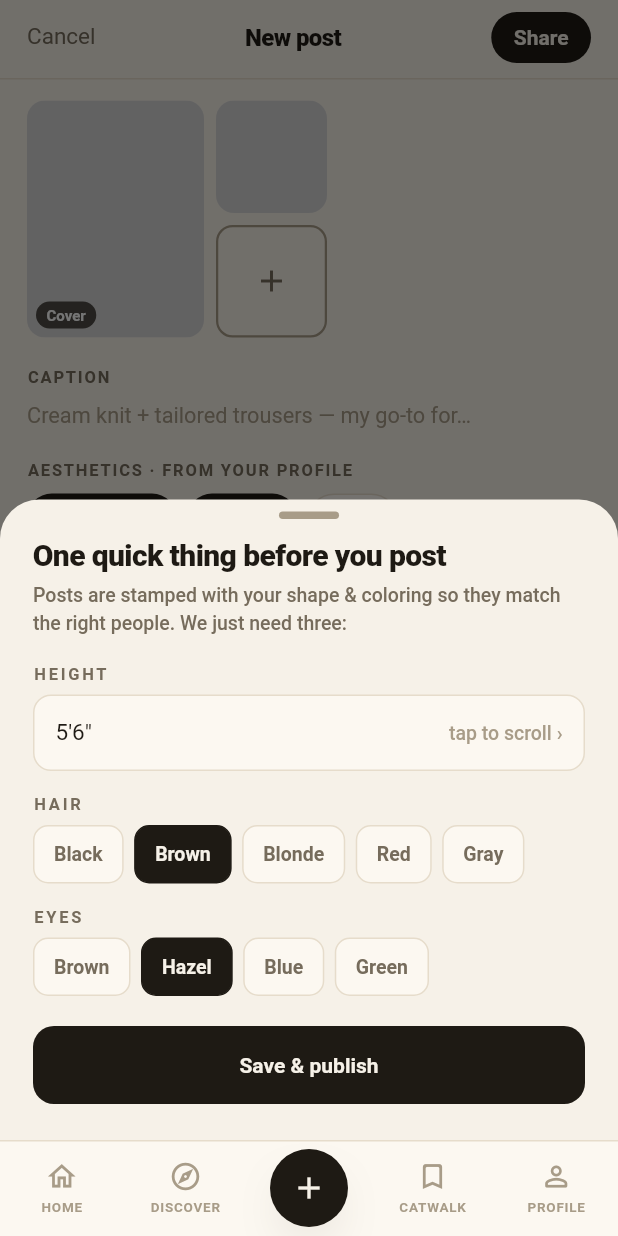
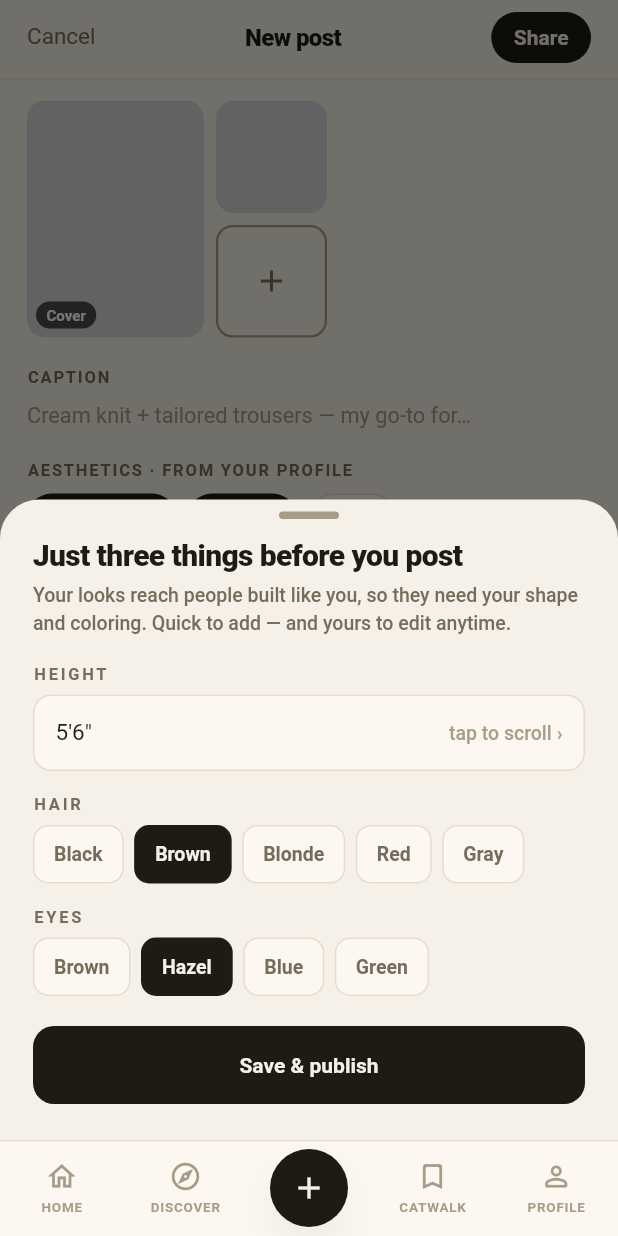
Before and after one commit to Akash9179/Viele, a Flutter app: the PostComposeScreen screen opened by its route, after a tap on "Share", on a phone screen of 412 x 824 dp. Run offline on Flutter 3.47's test engine with Material 3 defaults, Android fonts, the phone set to English and light mode, and no system bars; drawn by our look-alikes of cached_network_image; our stand-ins replace flutter_riverpod, go_router; network calls fail.

Commit message:
polish(app): redesign Account screen + copy pass across screens
- Account onboarding screen: replace empty void with a photography-forward
  outfit grid (soft bottom fade) + tightened headline/subtitle
- Copy fixes (remove dev-speak, warm + plain voice):
  * Post visibility: drop "v1" -> "Anyone can discover this look…"
  * Post gate: "stamped" -> warmer, edit-anytime framing
  * Wow toast: "Tap a look to save it / Free — no account needed yet"
  * Discover/Catwalk coming-soon copy rewritten
- analyze clean, smoke test passing, iOS sim verified

Co-Authored-By: Claude Opus 4.8 (1M context) <noreply@anthropic.com>

```diff
--- a/app/lib/features/catwalk/presentation/catwalk_screen.dart
+++ b/app/lib/features/catwalk/presentation/catwalk_screen.dart
@@ -8,9 +8,9 @@ class CatwalkScreen extends StatelessWidget {
   @override
   Widget build(BuildContext context) {
     return const PlaceholderScreen(
-      title: 'Catwalk',
-      subtitle: 'Showcase looks are coming in a later version.',
-      icon: Icons.bookmark_outline_rounded,
+      title: 'Catwalk is on the way',
+      subtitle: 'A runway of standout looks from people built like you. Coming soon.',
+      icon: Icons.auto_awesome_outlined,
     );
   }
 }
--- a/app/lib/features/discover/presentation/discover_screen.dart
+++ b/app/lib/features/discover/presentation/discover_screen.dart
@@ -9,8 +9,8 @@ class DiscoverScreen extends StatelessWidget {
   @override
   Widget build(BuildContext context) {
     return const PlaceholderScreen(
-      title: 'Discover',
-      subtitle: 'Swipe-to-explore is coming in a later version.',
+      title: 'Discover is on the way',
+      subtitle: 'Swipe through looks picked for you, one at a time. Coming soon.',
       icon: Icons.explore_outlined,
     );
   }
--- a/app/lib/features/post/presentation/post_compose_screen.dart
+++ b/app/lib/features/post/presentation/post_compose_screen.dart
@@ -105,7 +105,7 @@ class PostComposeScreen extends StatelessWidget {
                             Text('Public',
                                 style: t.bodyLarge?.copyWith(
                                     fontWeight: FontWeight.w700, fontSize: 14)),
-                            Text('Anyone can discover this — that\'s how matching works in v1.',
+                            Text('Anyone can discover this look — it\'s how we match you to people like you.',
                                 style: t.bodySmall),
                           ],
                         ),
@@ -317,11 +317,11 @@ void _openPostGate(BuildContext context) {
                         borderRadius: BorderRadius.circular(3))),
               ),
               const SizedBox(height: 14),
-              Text('One quick thing before you post',
+              Text('Just three things before you post',
                   style: t.headlineSmall?.copyWith(fontSize: 20)),
               const SizedBox(height: 6),
               Text(
-                  'Posts are stamped with your shape & coloring so they match the right people. We just need three:',
+                  'Your looks reach people built like you, so they need your shape and coloring. Quick to add — and yours to edit anytime.',
                   style: t.bodyMedium),
               const SizedBox(height: 16),
               Text('HEIGHT', style: t.labelSmall),
```
Also changed, not shown: app/lib/features/onboarding/presentation/onboarding_flow.dart (+38 -5 lines).
